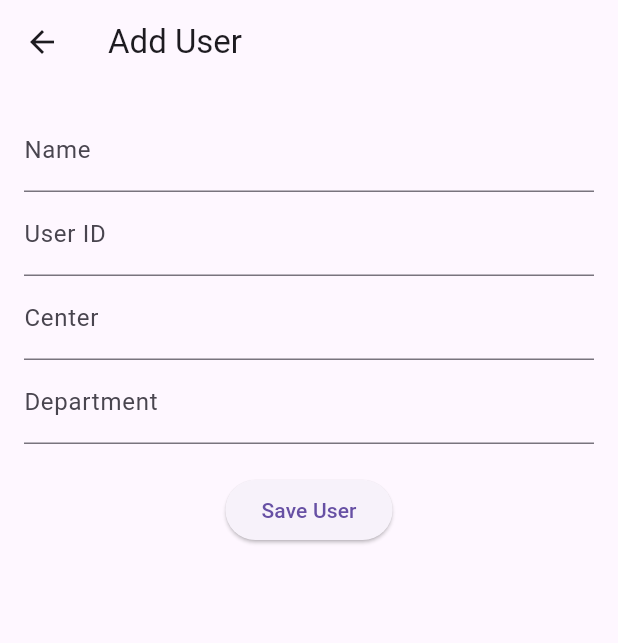
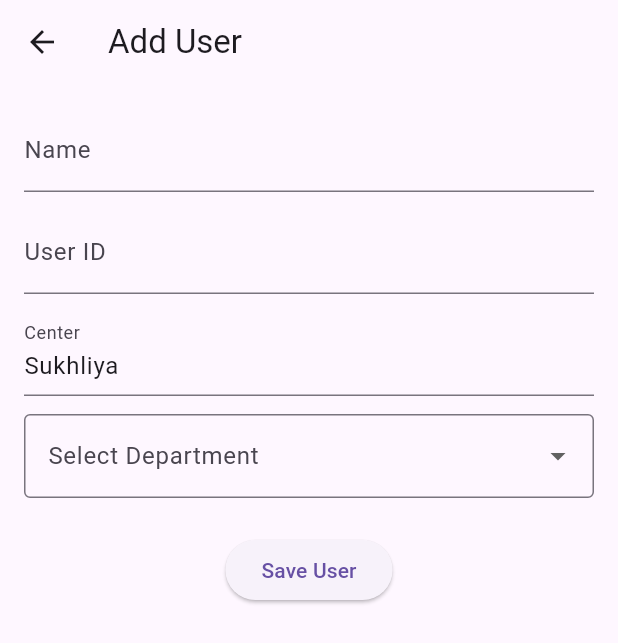
Before and after one commit to arjunhanswal/quick-attendance-app, a Flutter app: the AddUserPage screen opened by its route, on a phone screen of 412 x 824 dp. Shown: the top 643 px of the screen. Run offline on Flutter 3.47's test engine with Material 3 defaults, Android fonts, the phone set to English and light mode, and no system bars; our stand-ins replace csv, hive, hive_flutter, share_plus; accounts and stored records are empty.

Commit message:
Upgrade: app UI

```diff
--- a/lib/main.dart
+++ b/lib/main.dart
@@ -9,6 +9,7 @@ import 'pages/report_page.dart';
 import 'pages/add_user_page.dart';
 import 'pages/user_list_page.dart';
 import 'utils/hive_boxes.dart';
+import 'pages/setting.dart';
 
 void main() async {
   WidgetsFlutterBinding.ensureInitialized();
@@ -29,6 +30,7 @@ void main() async {
       '/report': (context) => ReportPage(),
       '/add-user': (context) => AddUserPage(),
       '/user-list': (context) => UserListPage(),
+      '/settings': (context) => const SettingsPage(),
     },
   ));
 }
--- a/lib/pages/HomePage.dart
+++ b/lib/pages/HomePage.dart
@@ -49,7 +49,7 @@ class _HomePageState extends State<HomePage> {
               }
             },
             itemBuilder: (BuildContext context) {
-              return {'Settings', 'Logout'}.map((String choice) {
+              return {'Settings', 'Info'}.map((String choice) {
                 return PopupMenuItem<String>(
                   value: choice,
                   child: Text(choice),
@@ -112,7 +112,7 @@ class _HomePageState extends State<HomePage> {
             ),
             ListTile(
               leading: Icon(Icons.logout),
-              title: Text('Logout'),
+              title: Text('Info'),
               onTap: () {
                 Navigator.pop(context);
                 // Handle logout
--- a/lib/pages/add_user_page.dart
+++ b/lib/pages/add_user_page.dart
@@ -13,23 +13,40 @@ class _AddUserPageState extends State<AddUserPage> {
   String _name = '';
   String _userId = '';
   String _center = '';
-  String _department = '';
+  String? _selectedDepartment;
+
+  final TextEditingController _centerController =
+      TextEditingController(text: 'Sukhliya');
+
+  final List<String> _departments = [
+    'Sound',
+    'Traffic',
+    'Security',
+    'Book Stall',
+    'Management',
+    'Pathi',
+    'Book Reader',
+    'Admin',
+    'Other',
+  ];
 
   void _saveUser() {
     if (_formKey.currentState!.validate()) {
       _formKey.currentState!.save();
+
       final newUser = UserModel(
         name: _name,
         userId: _userId,
         center: _center,
-        department: _department,
+        department: _selectedDepartment ?? '',
       );
 
       final userBox = Hive.box<UserModel>(Boxes.userBox);
       userBox.add(newUser);
 
-      ScaffoldMessenger.of(context)
-          .showSnackBar(SnackBar(content: Text('User added successfully')));
+      ScaffoldMessenger.of(context).showSnackBar(
+        SnackBar(content: Text('User added successfully')),
+      );
       Navigator.pop(context);
     }
   }
@@ -50,27 +67,46 @@ class _AddUserPageState extends State<AddUserPage> {
                   validator: (value) => value!.isEmpty ? 'Enter name' : null,
                   onSaved: (value) => _name = value!,
                 ),
+                SizedBox(height: 12),
                 TextFormField(
                   decoration: InputDecoration(labelText: 'User ID'),
                   validator: (value) => value!.isEmpty ? 'Enter user ID' : null,
                   onSaved: (value) => _userId = value!,
                 ),
+                SizedBox(height: 12),
                 TextFormField(
+                  controller: _centerController,
                   decoration: InputDecoration(labelText: 'Center'),
-                  validator: (value) => value!.isEmpty ? 'Enter center' : null,
+                  validator: (value) =>
+                      value!.isEmpty ? 'Enter center' : "null",
                   onSaved: (value) => _center = value!,
                 ),
-                TextFormField(
-                  decoration: InputDecoration(labelText: 'Department'),
+                SizedBox(height: 12),
+                DropdownButtonFormField<String>(
+                  decoration: InputDecoration(
+                    labelText: 'Select Department',
+                    border: OutlineInputBorder(),
+                  ),
+                  value: _selectedDepartment,
+                  items: _departments.map((dept) {
+                    return DropdownMenuItem(
+                      value: dept,
+                      child: Text(dept),
+                    );
+                  }).toList(),
+                  onChanged: (value) {
+                    setState(() {
+                      _selectedDepartment = value;
+                    });
+                  },
                   validator: (value) =>
-                      value!.isEmpty ? 'Enter department' : null,
-                  onSaved: (value) => _department = value!,
+                      value == null ? 'Please select a department' : null,
                 ),
-                SizedBox(height: 20),
+                SizedBox(height: 24),
                 ElevatedButton(
                   onPressed: _saveUser,
                   child: Text('Save User'),
-                )
+                ),
               ],
             ),
           ),
--- a/lib/pages/dashboard_page.dart
+++ b/lib/pages/dashboard_page.dart
@@ -65,8 +65,6 @@ class _DashboardPageState extends State<DashboardPage> {
               spacing: 16,
               runSpacing: 16,
               children: [
-                _buildActionTile('Attendance', Icons.check, '/attendance'),
-                _buildActionTile('Report', Icons.bar_chart, '/report'),
                 _buildActionTile('Add Sewadar', Icons.person_add, '/add-user'),
                 _buildActionTile('Sewadar List', Icons.people, '/user-list'),
               ],
--- a/lib/pages/report_page.dart
+++ b/lib/pages/report_page.dart
@@ -116,6 +116,7 @@ class _ReportPageState extends State<ReportPage> {
     return Scaffold(
       body: Column(
         children: [
+          SizedBox(height: 10),
           Row(
             mainAxisAlignment: MainAxisAlignment.spaceAround,
             children: [
```
Also changed, not shown: lib/pages/attendance_page.dart (+33 -8 lines), lib/pages/setting.dart (added, +50 -0 lines).
